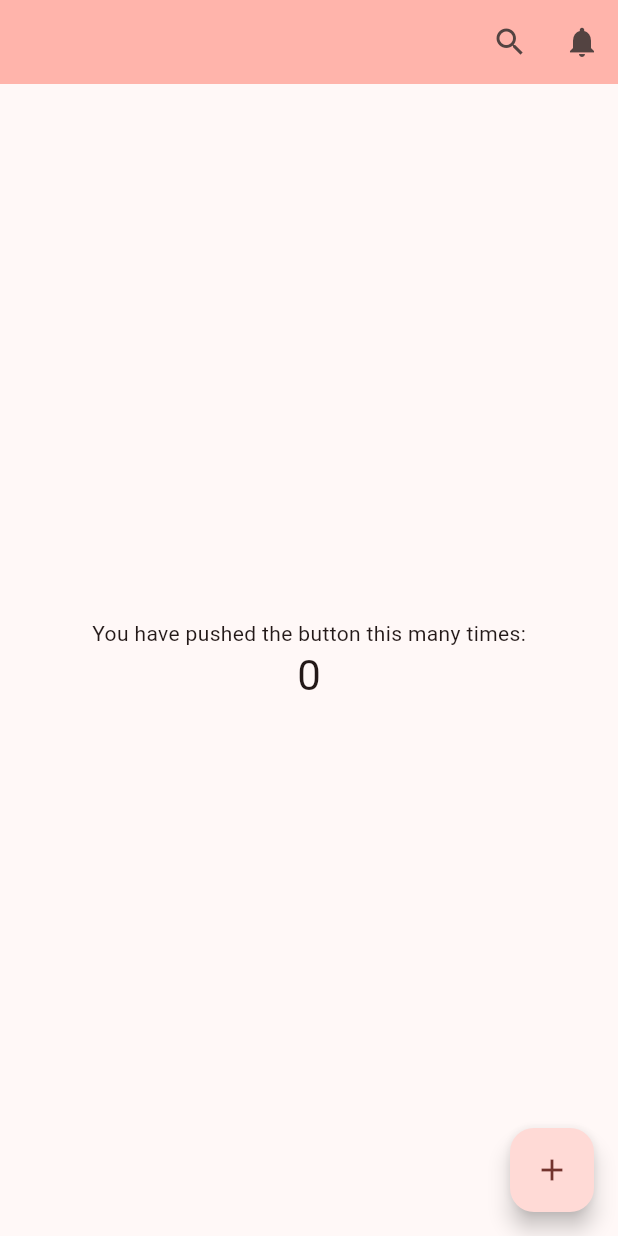
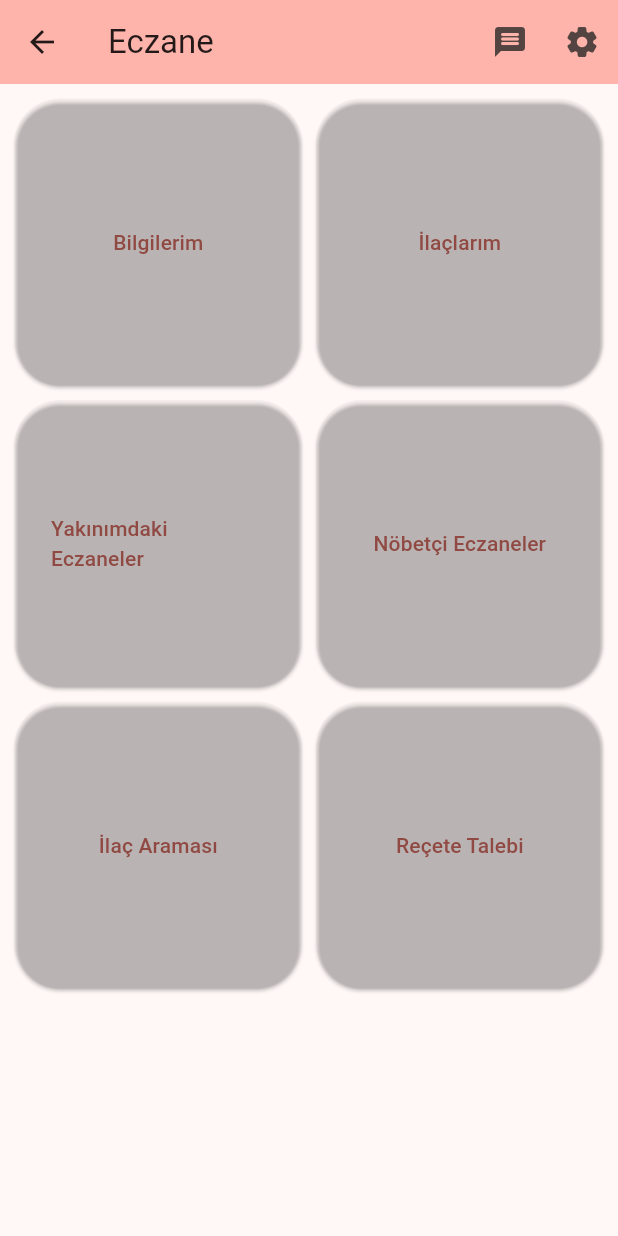
Before and after one commit to meteinam/e_czane, a Flutter app: the screen it shows after launch, on a phone screen of 412 x 824 dp. Run offline on Flutter 3.47's test engine with Material 3 defaults, Android fonts, the phone set to English and light mode, and no system bars.

Commit message:
appbar and scaffold added with gridview and custom button

```diff
--- a/lib/main.dart
+++ b/lib/main.dart
@@ -1,5 +1,5 @@
 import 'package:e_czane/style/color.dart';
-import 'package:e_czane/widgets/eczane_appbar.dart';
+import 'package:e_czane/widgets/eczane_scaffold.dart';
 import 'package:flutter/material.dart';
 
 void main() {
@@ -11,12 +11,13 @@ class MyApp extends StatelessWidget {
   @override
   Widget build(BuildContext context) {
     return MaterialApp(
-      title: 'Flutter Demo',
+      debugShowCheckedModeBanner: false,
+      title: 'Eczane',
       theme: ThemeData(
         colorScheme: ColorScheme.fromSeed(seedColor: eczaneRed),
         useMaterial3: true,
       ),
-      home: const MyHomePage(title: 'Flutter Demo Home Page'),
+      home: const MyHomePage(title: 'Eczane'),
     );
   }
 }
@@ -30,37 +31,10 @@ class MyHomePage extends StatefulWidget {
 }
 
 class _MyHomePageState extends State<MyHomePage> {
-  int _counter = 0;
 
-  void _incrementCounter() {
-    setState(() {
-      _counter++;
-    });
-  }
 
   @override
   Widget build(BuildContext context) {
-    return Scaffold(
-      appBar: EczaneAppbar(),
-      body: Center(
-        child: Column(
-          mainAxisAlignment: MainAxisAlignment.center,
-          children: <Widget>[
-            const Text(
-              'You have pushed the button this many times:',
-            ),
-            Text(
-              '$_counter',
-              style: Theme.of(context).textTheme.headlineMedium,
-            ),
-          ],
-        ),
-      ),
-      floatingActionButton: FloatingActionButton(
-        onPressed: _incrementCounter,
-        tooltip: 'Increment',
-        child: const Icon(Icons.add),
-      ),
-    );
+    return EczaneScaffold();
   }
 }
--- a/lib/widgets/eczane_appbar.dart
+++ b/lib/widgets/eczane_appbar.dart
@@ -7,8 +7,7 @@ class EczaneAppbar extends StatefulWidget implements PreferredSizeWidget{
   State<EczaneAppbar> createState() => __EczaneAppbarStateState();
 
   @override
-  // TODO: implement preferredSize
-  Size get preferredSize => new Size.fromHeight(kToolbarHeight);
+  Size get preferredSize => const Size.fromHeight(kToolbarHeight);
 }
 
 class __EczaneAppbarStateState extends State<EczaneAppbar> {
@@ -16,14 +15,19 @@ class __EczaneAppbarStateState extends State<EczaneAppbar> {
   Widget build(BuildContext context) {
     return AppBar(
       backgroundColor: Theme.of(context).colorScheme.inversePrimary,
+      leading: IconButton(
+        onPressed: () {},
+        icon: const Icon(Icons.arrow_back),
+      ),
+      title: const Text('Eczane'),
       actions: [
         IconButton(
           onPressed: () {},
-          icon: const Icon(Icons.search),
+          icon: const Icon(Icons.message_rounded),
         ),
         IconButton(
           onPressed: () {},
-          icon: const Icon(Icons.notifications),
+          icon: const Icon(Icons.settings_rounded),
         ),
       ],
     );
--- /dev/null
+++ b/lib/widgets/eczane_buttons.dart
@@ -0,0 +1,22 @@
+import 'package:e_czane/style/color.dart';
+import 'package:flutter/material.dart';
+
+class GridViewButton extends StatelessWidget {
+  final String title;
+  const GridViewButton({super.key, required this.title});
+
+  @override
+  Widget build(BuildContext context) {
+    return ElevatedButton(
+      onPressed: () {},
+      child: Text(title),
+      style: button1,
+    );
+  }
+}
+
+final ButtonStyle button1 = ElevatedButton.styleFrom(
+    maximumSize: const Size(120, 120),
+    backgroundColor: eczaneRed,
+    shape: const RoundedRectangleBorder(
+        borderRadius: BorderRadius.all(Radius.circular(30))));
--- /dev/null
+++ b/lib/widgets/eczane_listview.dart
@@ -0,0 +1,29 @@
+import 'package:e_czane/widgets/eczane_buttons.dart';
+import 'package:flutter/material.dart';
+
+class EczaneListView extends StatefulWidget {
+  const EczaneListView({super.key});
+
+  @override
+  State<EczaneListView> createState() => _EczaneListViewState();
+}
+
+class _EczaneListViewState extends State<EczaneListView> {
+  @override
+  Widget build(BuildContext context) {
+    return GridView.count(
+      crossAxisCount: 2, // 2 sütunlu GridViewButtond
+      mainAxisSpacing: 10.0, // Dikey boşluk
+      crossAxisSpacing: 10.0, // Yatay boşluk
+      padding: const EdgeInsets.all(10.0),
+      children: const <Widget>[
+        GridViewButton(title: 'Bilgilerim'),
+        GridViewButton(title: 'İlaçlarım'),
+        GridViewButton(title: 'Yakınımdaki Eczaneler'),
+        GridViewButton(title: 'Nöbetçi Eczaneler'),
+        GridViewButton(title: 'İlaç Araması'),
+        GridViewButton(title: 'Reçete Talebi'),
+      ],
+    );
+  }
+}
--- a/lib/widgets/eczane_scaffold.dart
+++ b/lib/widgets/eczane_scaffold.dart
@@ -1,3 +1,5 @@
+import 'package:e_czane/widgets/eczane_appbar.dart';
+import 'package:e_czane/widgets/eczane_listview.dart';
 import 'package:flutter/material.dart';
 
 class EczaneScaffold extends StatefulWidget {
@@ -11,12 +13,9 @@ class _EczaneScaffoldState extends State<EczaneScaffold> {
   @override
   Widget build(BuildContext context) {
     return Scaffold(
-      appBar: AppBar(
-        backgroundColor: Theme.of(context).colorScheme.inversePrimary,
-        title: const Text('Eczane'),
-      ),
+      appBar: const EczaneAppbar(),
       body: const Center(
-        child: Text('Eczane'),
+        child: EczaneListView(),
       ),
     );
   }
```
Also changed, not shown: pubspec.lock.
